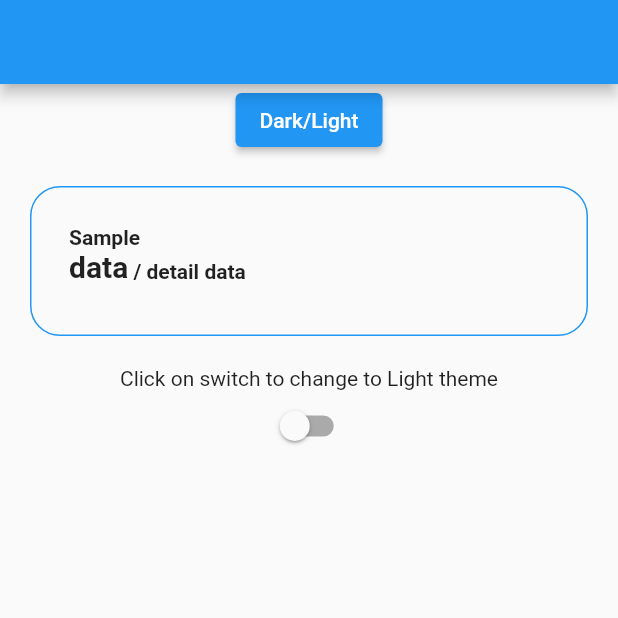
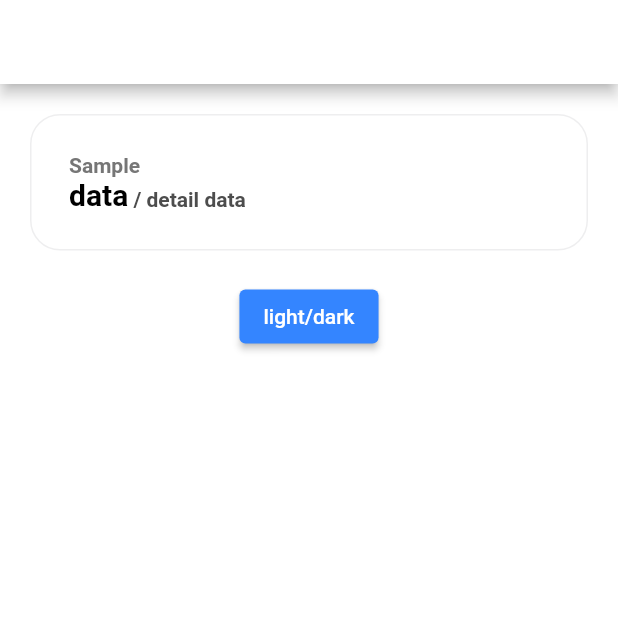
Before and after one commit to dodo849/SmartEletricAppFrontEnd, a Flutter app: the screen it shows after launch, on a phone screen of 412 x 824 dp, the top half of it. Run offline on Flutter 3.47's test engine with Material 2 defaults, Android fonts, the light colour scheme and no system bars; our stand-ins replace get, shared_preferences.

Commit message:
[Feat] Color System / Dark mode 구현 완료
- ThemeData를 이용한 커스텀 Dark mode 구현

```diff
--- a/smart_electric_application/lib/main.dart
+++ b/smart_electric_application/lib/main.dart
@@ -1,44 +1,74 @@
 import 'package:flutter/material.dart';
 import 'package:get/get.dart';
-import 'src/View/Page/MyHome.dart';
+import 'package:smart_electric_application/src/view/page/MyHome.dart';
+import 'package:smart_electric_application/src/view/color/Colors.dart';
 
 void main() {
   runApp(const MyApp());
-
 }
 
+ThemeData _lightTheme = ThemeData(
+  appBarTheme: const AppBarTheme(
+    backgroundColor: LightColors.gray1,
+  ),
+  colorScheme: const ColorScheme(
+    onSurface: LightColors.basic,
+    primary: LightColors.orange1, // point color1
+    primaryContainer: LightColors.orange2, // point color2
+    secondary: LightColors.blue, // point color3
+    background: LightColors.gray1, // app backgound
+    surface: LightColors.gray2, // card background
+    outline: LightColors.gray3, // card line or divider
+    surfaceVariant: LightColors.gray4, // disabled
+    onPrimary: LightColors.gray5, // text3
+    onSecondary:LightColors.gray6, //text2
+    onBackground: LightColors.important, //text1
+    error: CommonColors.red,  // danger
+    tertiary: CommonColors.yellow, // normal
+    tertiaryContainer: CommonColors.green, // safe
+
+    onError: LightColors.basic,
+    brightness: Brightness.light,
+  ),
+);
+
 ThemeData _darkTheme = ThemeData(
-  accentColor: Colors.red,
-  brightness: Brightness.dark,
-  primaryColor: Colors.amber,
-  buttonTheme: const ButtonThemeData(
-  buttonColor: Colors.amber,
-  disabledColor: Colors.grey,
-));
+  appBarTheme: const AppBarTheme(
+    backgroundColor: DarkColors.gray1,
+  ),
+  colorScheme: const ColorScheme(
+    onSurface: DarkColors.basic,
+    primary: DarkColors.orange1, // point color1
+    primaryContainer: DarkColors.orange2, // point color2
+    secondary: DarkColors.blue, // point color3
+    background: DarkColors.gray1, // app backgound
+    surface: DarkColors.gray2, // card background
+    outline: DarkColors.gray3, // card line or divider
+    surfaceVariant: DarkColors.gray4, // disabled
+    onPrimary: DarkColors.gray5, //text3
+    onSecondary:DarkColors.gray6, // text2
+    onBackground: DarkColors.important, //text1
+    error: CommonColors.red, // danger
+    tertiary: CommonColors.yellow, // normal
+    tertiaryContainer: CommonColors.green, // safe
 
-ThemeData _lightTheme = ThemeData(
-  accentColor: Colors.pink,
-  brightness: Brightness.light,
-  primaryColor: Colors.blue,
-  buttonTheme: const ButtonThemeData(
-  buttonColor: Colors.blue,
-  disabledColor: Colors.grey,
-));
+    onError: DarkColors.basic,
+    brightness: Brightness.light,
+  ),
+);
+
+
 
 class MyApp extends StatelessWidget {
   const MyApp({Key? key}) : super(key: key);
 
-
   @override
   Widget build(BuildContext context) {
 
-
     return GetMaterialApp(
       home: MyHome(),
-      // theme: _lightTheme,
-      // darkTheme: _darkTheme,
-      theme: ThemeData(),
-      darkTheme: ThemeData.dark(),
+      theme: _lightTheme,
+      darkTheme: _darkTheme,
       themeMode: ThemeMode.system,
     );
   }
--- a/smart_electric_application/lib/src/view/component/CurrentCharge.dart
+++ b/smart_electric_application/lib/src/view/component/SampleCard.dart
@@ -2,47 +2,50 @@ import 'package:flutter/material.dart';
 import 'package:get/get.dart';
 import 'package:smart_electric_application/src/view/color/Colors.dart';
 
-class CurrentCharge extends StatelessWidget {
-  const CurrentCharge({Key? key}) : super(key: key);
+class SampleCard extends StatelessWidget {
+  const SampleCard({Key? key}) : super(key: key);
 
   @override
   Widget build(BuildContext context) {
 
-    var chargeValue = "data";
-    var usageValue = "detail data";
+    // 데이터
+    var dataValue = "data";
+    var dataDetailValue = "detail data";
 
-    // 박스 내의 텍스트
-    var title = const Text(
+    // 박스 내의 텍스트 위젯
+    var title = Text(
             "Sample",
             style: TextStyle(
               fontSize: 14,
-              fontWeight: FontWeight.bold
-              ),
+              fontWeight: FontWeight.bold,
+              color: context.theme.colorScheme.onPrimary,
+            ),
           );
 
     var charge = Text(
-        "${chargeValue}",
+        "${dataValue}",
         style: TextStyle(
           fontSize: 20,
-          fontWeight: FontWeight.bold
-          ),
+          fontWeight: FontWeight.bold,
+          color: context.theme.colorScheme.onBackground,
+        ),
       );
 
     var chargeDetail = Text(
-        " / ${usageValue}",
+        " / ${dataDetailValue}",
         style: TextStyle(
           fontSize: 14,
-          fontWeight: FontWeight.bold
-          ),
+          fontWeight: FontWeight.bold,
+          color: context.theme.colorScheme.onSecondary,
+        ),
       );
 
     return Container(
       decoration: BoxDecoration(
         borderRadius: BorderRadius.circular(20),
-        border: Border.all(color: context.theme.primaryColor, width: 1),
-        // color: modeColors.getModeColor(),
-        ),
-      height: 100,
+        border: Border.all(color: context.theme.colorScheme.outline, width: 1),
+        color: context.theme.colorScheme.surface,
+      ),
       width: double.infinity,
       padding: EdgeInsets.all(25),
       margin: EdgeInsets.all(20),
--- a/smart_electric_application/lib/src/view/page/MyHome.dart
+++ b/smart_electric_application/lib/src/view/page/MyHome.dart
@@ -1,7 +1,7 @@
 import 'package:flutter/material.dart';
 import 'package:get/get.dart';
 import 'package:smart_electric_application/src/view/page/SecondPage.dart';
-import 'package:smart_electric_application/src/view/component/CurrentCharge.dart';
+import 'package:smart_electric_application/src/view/component/SampleCard.dart';
 import 'package:smart_electric_application/src/view/color/Colors.dart';
 import 'package:shared_preferences/shared_preferences.dart';
 
@@ -9,6 +9,8 @@ class MyHome extends StatelessWidget {
   // const MyHome({Key? key}) : super(key: key);
 
   RxBool _isLightTheme = false.obs;
+
+  bool isLightTheme = true;
 
   Future<SharedPreferences> _prefs = SharedPreferences.getInstance();
 
@@ -28,36 +30,48 @@ class MyHome extends StatelessWidget {
   @override
   Widget build(BuildContext context) {
     return Scaffold(
+      backgroundColor: context.theme.colorScheme.background,
       appBar: AppBar(),
       body: Column(children: [
+        SampleCard(),
         ElevatedButton(
-          child: Text('Dark/Light'),
-          onPressed: () {
-            // 다크모드가 토글됩니다.
-            Get.isDarkMode ?
-            Get.changeTheme(ThemeData.light()) :
-            Get.changeTheme(ThemeData.dark());
+          style: ButtonStyle(
+            backgroundColor: MaterialStateProperty.all(context.theme.colorScheme.secondary),
+          ),
+          onPressed: (){
+            if (isLightTheme) {
+                Get.changeThemeMode(ThemeMode.dark);
+                isLightTheme = false;
+            }
+            else {
+              Get.changeThemeMode(ThemeMode.light);
+              isLightTheme = true;
+            }
           },
+          child: Text(
+            "light/dark",
+            style: TextStyle(color: Colors.white)
+          )
         ),
-        CurrentCharge(),
-        Obx(
-          () => Text(
-            'Click on switch to change to ${_isLightTheme.value ? 'Dark' : 'Light'} theme',
-          ),
-        ),
-        ObxValue(
-          (data) => Switch(
-            value: _isLightTheme.value,
-            onChanged: (val) {
-              _isLightTheme.value = val;
-              Get.changeThemeMode(
-                  _isLightTheme.value ? ThemeMode.light : ThemeMode.dark,
-                );
-                _saveThemeStatus();
-              },
-            ),
-            false.obs,
-        ),
+        // Obx(
+        //   () => Text(
+        //     'Change to ${_isLightTheme.value ? 'Dark' : 'Light'} theme',
+        //     style: TextStyle(color: context.theme.colorScheme.onBackground),
+        //   ),
+        // ),
+        // ObxValue(
+        //   (data) => Switch(
+        //     value: _isLightTheme.value,
+        //     onChanged: (val) {
+        //       _isLightTheme.value = val;
+        //       Get.changeThemeMode(
+        //           _isLightTheme.value ? ThemeMode.light : ThemeMode.dark,
+        //       );
+        //         // _saveThemeStatus();
+        //       },
+        //     ),
+        //     false.obs,
+        // ),
       ]),
       bottomNavigationBar: BottomAppBar(),
     );
```
Also changed, not shown: smart_electric_application/lib/src/view/color/Colors.dart (+28 -118 lines), 3 other files.
